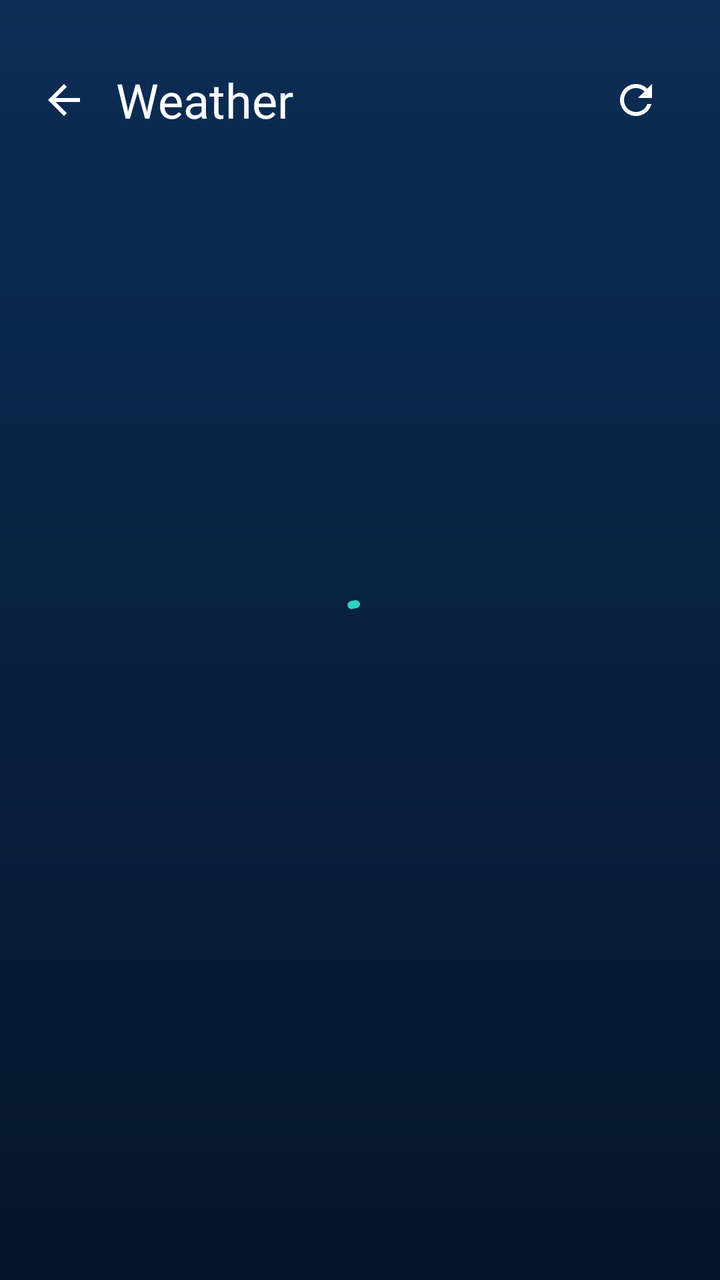
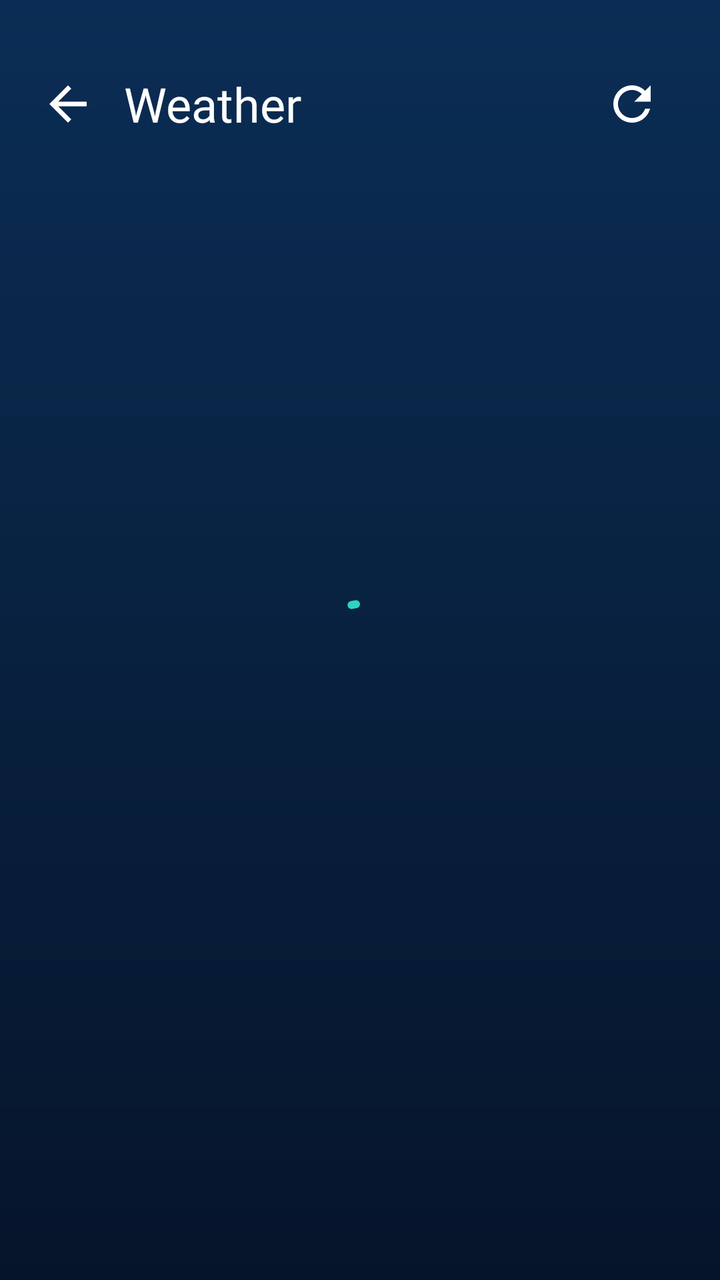

The first picture is an Android layout as it rendered before a commit; the second is the same layout after the commit. The layout source and the unified diff follow.
<!-- AndroidManifest.xml: application theme Theme.CampusPulse -->
<!-- res/layout/activity_weather.xml -->
<?xml version="1.0" encoding="utf-8"?>
<FrameLayout xmlns:android="http://schemas.android.com/apk/res/android"
    xmlns:app="http://schemas.android.com/apk/res-auto"
    android:layout_width="match_parent"
    android:layout_height="match_parent"
    android:background="@drawable/bg_dashboard">

    <ScrollView
        android:layout_width="match_parent"
        android:layout_height="match_parent"
        android:fillViewport="true">

        <LinearLayout
            android:layout_width="match_parent"
            android:layout_height="wrap_content"
            android:orientation="vertical"
            android:paddingStart="10dp"
            android:paddingTop="28dp"
            android:paddingEnd="20dp"
            android:paddingBottom="24dp">

            <LinearLayout
                android:layout_width="match_parent"
                android:layout_height="wrap_content"
                android:gravity="center_vertical"
                android:orientation="horizontal">

                <ImageView
                    android:id="@+id/btnBack"
                    android:layout_width="44dp"
                    android:layout_height="44dp"
                    android:background="?attr/selectableItemBackgroundBorderless"
                    android:contentDescription="Back"
                    android:padding="10dp"
                    android:src="@drawable/ic_back" />

                <TextView
                    android:layout_width="0dp"
                    android:layout_height="wrap_content"
                    android:layout_marginStart="4dp"
                    android:layout_weight="1"
                    android:fontFamily="@font/poppins_bold"
                    android:text="Weather"
                    android:textColor="#FFFFFF"
                    android:textSize="24sp" />

                <ImageView
                    android:id="@+id/btnRefresh"
                    android:layout_width="44dp"
                    android:layout_height="44dp"
                    android:background="?attr/selectableItemBackgroundBorderless"
                    android:contentDescription="Refresh weather"
                    android:padding="10dp"
                    android:src="@drawable/ic_refresh" />
            </LinearLayout>

            <LinearLayout
                android:id="@+id/content"
                android:layout_width="match_parent"
                android:layout_height="wrap_content"
                android:layout_marginStart="10dp"
                android:layout_marginTop="12dp"
                android:orientation="vertical"
                android:visibility="gone">

                <LinearLayout
                    android:layout_width="match_parent"
                    android:layout_height="wrap_content"
                    android:background="@drawable/bg_notice_card"
                    android:gravity="center_horizontal"
                    android:orientation="vertical"
                    android:padding="20dp">

                    <TextView
                        android:layout_width="wrap_content"
                        android:layout_height="wrap_content"
                        android:fontFamily="@font/poppins_regular"
                        android:text="KUET, Khulna"
                        android:textColor="#D6E4F5"
                        android:textSize="14sp" />

                    <TextView
                        android:id="@+id/tvEmoji"
                        android:layout_width="wrap_content"
                        android:layout_height="wrap_content"
                        android:layout_marginTop="6dp"
                        android:textSize="64sp" />

                    <TextView
                        android:id="@+id/tvTemp"
                        android:layout_width="wrap_content"
                        android:layout_height="wrap_content"
                        android:fontFamily="@font/poppins_bold"
                        android:textColor="#FFFFFF"
                        android:textSize="56sp" />

                    <TextView
                        android:id="@+id/tvDesc"
                        android:layout_width="wrap_content"
                        android:layout_height="wrap_content"
                        android:fontFamily="@font/poppins_bold"
                        android:textColor="#FFFFFF"
                        android:textSize="18sp" />

                    <TextView
                        android:id="@+id/tvFeels"
                        android:layout_width="wrap_content"
                        android:layout_height="wrap_content"
                        android:fontFamily="@font/poppins_regular"
                        android:textColor="#B8CCE6"
                        android:textSize="13sp" />
                </LinearLayout>

                <LinearLayout
                    android:layout_width="match_parent"
                    android:layout_height="wrap_content"
                    android:layout_marginTop="12dp"
                    android:orientation="horizontal">

                    <LinearLayout
                        android:layout_width="0dp"
                        android:layout_height="wrap_content"
                        android:layout_marginEnd="6dp"
                        android:layout_weight="1"
                        android:background="@drawable/bg_notice_item"
                        android:orientation="vertical"
                        android:padding="14dp">

                        <TextView
                            android:layout_width="wrap_content"
                            android:layout_height="wrap_content"
                            android:fontFamily="@font/poppins_regular"
                            android:text="Humidity"
                            android:textColor="#9DB2D1"
                            android:textSize="12sp" />

                        <TextView
                            android:id="@+id/tvHumidity"
                            android:layout_width="wrap_content"
                            android:layout_height="wrap_content"
                            android:fontFamily="@font/poppins_bold"
                            android:textColor="#FFFFFF"
                            android:textSize="22sp" />
                    </LinearLayout>

                    <LinearLayout
                        android:layout_width="0dp"
                        android:layout_height="wrap_content"
                        android:layout_marginStart="6dp"
                        android:layout_weight="1"
                        android:background="@drawable/bg_notice_item"
                        android:orientation="vertical"
                        android:padding="14dp">

                        <TextView
                            android:layout_width="wrap_content"
                            android:layout_height="wrap_content"
                            android:fontFamily="@font/poppins_regular"
                            android:text="Wind"
                            android:textColor="#9DB2D1"
                            android:textSize="12sp" />

                        <TextView
                            android:id="@+id/tvWind"
                            android:layout_width="wrap_content"
                            android:layout_height="wrap_content"
                            android:fontFamily="@font/poppins_bold"
                            android:textColor="#FFFFFF"
                            android:textSize="22sp" />
                    </LinearLayout>
                </LinearLayout>

                <TextView
                    android:layout_width="wrap_content"
                    android:layout_height="wrap_content"
                    android:layout_marginTop="22dp"
                    android:fontFamily="@font/poppins_bold"
                    android:text="Next days"
                    android:textColor="#FFFFFF"
                    android:textSize="17sp" />

                <LinearLayout
                    android:id="@+id/forecastList"
                    android:layout_width="match_parent"
                    android:layout_height="wrap_content"
                    android:layout_marginTop="8dp"
                    android:background="@drawable/bg_notice_item"
                    android:orientation="vertical"
                    android:paddingStart="16dp"
                    android:paddingEnd="16dp" />

                <TextView
                    android:id="@+id/tvStatus"
                    android:layout_width="match_parent"
                    android:layout_height="wrap_content"
                    android:layout_marginTop="16dp"
                    android:fontFamily="@font/poppins_regular"
                    android:textSize="12sp" />

                <TextView
                    android:id="@+id/tvApiInfo"
                    android:layout_width="match_parent"
                    android:layout_height="wrap_content"
                    android:layout_marginTop="2dp"
                    android:fontFamily="@font/poppins_regular"
                    android:textColor="#6F84A8"
                    android:textSize="11sp" />
            </LinearLayout>

            <LinearLayout
                android:id="@+id/errorGroup"
                android:layout_width="match_parent"
                android:layout_height="wrap_content"
                android:layout_marginTop="90dp"
                android:gravity="center_horizontal"
                android:orientation="vertical"
                android:visibility="gone">

                <TextView
                    android:layout_width="wrap_content"
                    android:layout_height="wrap_content"
                    android:text="📡"
                    android:textSize="48sp" />

                <TextView
                    android:id="@+id/tvErrorText"
                    android:layout_width="wrap_content"
                    android:layout_height="wrap_content"
                    android:layout_marginTop="10dp"
                    android:fontFamily="@font/poppins_regular"
                    android:gravity="center"
                    android:paddingStart="32dp"
                    android:paddingEnd="32dp"
                    android:textColor="#C3D2EA"
                    android:textSize="14sp" />

                <com.google.android.material.button.MaterialButton
                    android:id="@+id/btnRetry"
                    android:layout_width="wrap_content"
                    android:layout_height="52dp"
                    android:layout_marginTop="16dp"
                    android:fontFamily="@font/poppins_bold"
                    android:paddingStart="32dp"
                    android:paddingEnd="32dp"
                    android:text="Try again"
                    android:textAllCaps="false"
                    android:textColor="#06201E"
                    app:backgroundTint="#2DD4BF"
                    app:cornerRadius="26dp" />
            </LinearLayout>
        </LinearLayout>
    </ScrollView>

    <com.google.android.material.progressindicator.CircularProgressIndicator
        android:id="@+id/loading"
        android:layout_width="wrap_content"
        android:layout_height="wrap_content"
        android:layout_gravity="center"
        android:indeterminate="true"
        app:indicatorColor="#2DD4BF" />
</FrameLayout>
<!-- resources referenced by this layout -->
<resources>
  <!-- drawable bg_dashboard (drawable) -->
  <shape xmlns:android="http://schemas.android.com/apk/res/android">
      <gradient android:startColor="#0B2D55" android:centerColor="#08213F"
          android:endColor="#06142B" android:angle="270" />
  </shape>
  <!-- drawable bg_notice_card (drawable) -->
  <shape xmlns:android="http://schemas.android.com/apk/res/android">
      <gradient android:startColor="#CC12396B" android:endColor="#CC0C2548" android:angle="315" />
      <stroke android:width="1.5dp" android:color="#554A90E2" />
      <corners android:radius="20dp" />
  </shape>
  <!-- drawable bg_notice_item (drawable) -->
  <shape xmlns:android="http://schemas.android.com/apk/res/android">
      <solid android:color="#16FFFFFF" />
      <stroke android:width="1dp" android:color="#26FFFFFF" />
      <corners android:radius="18dp" />
  </shape>
  <!-- drawable ic_back (drawable) -->
  <vector xmlns:android="http://schemas.android.com/apk/res/android"
      android:width="24dp" android:height="24dp"
      android:viewportWidth="24" android:viewportHeight="24">
      <path android:fillColor="#FFFFFF"
          android:pathData="M20,11H7.83l5.59,-5.59L12,4l-8,8 8,8 1.41,-1.41L7.83,13H20v-2z"/>
  </vector>
  <!-- drawable ic_refresh (drawable) -->
  <vector xmlns:android="http://schemas.android.com/apk/res/android"
      android:width="24dp" android:height="24dp"
      android:viewportWidth="24" android:viewportHeight="24">
      <path android:fillColor="#FFFFFF"
          android:pathData="M17.65,6.35C16.2,4.9 14.21,4 12,4c-4.42,0 -7.99,3.58 -7.99,8s3.57,8 7.99,8c3.73,0 6.84,-2.55 7.73,-6h-2.08c-0.82,2.33 -3.04,4 -5.65,4 -3.31,0 -6,-2.69 -6,-6s2.69,-6 6,-6c1.66,0 3.14,0.69 4.22,1.78L13,11h7V4l-2.35,2.35z"/>
  </vector>
  <style name="Theme.CampusPulse" parent="Theme.Material3.DayNight.NoActionBar" />
</resources>

<!-- the commit's change to res/layout/activity_weather.xml (unified diff, before → after) -->
@@ -27,8 +27,8 @@
 
                 <ImageView
                     android:id="@+id/btnBack"
-                    android:layout_width="44dp"
-                    android:layout_height="44dp"
+                    android:layout_width="48dp"
+                    android:layout_height="48dp"
                     android:background="?attr/selectableItemBackgroundBorderless"
                     android:contentDescription="Back"
                     android:padding="10dp"
@@ -46,8 +46,8 @@
 
                 <ImageView
                     android:id="@+id/btnRefresh"
-                    android:layout_width="44dp"
-                    android:layout_height="44dp"
+                    android:layout_width="48dp"
+                    android:layout_height="48dp"
                     android:background="?attr/selectableItemBackgroundBorderless"
                     android:contentDescription="Refresh weather"
                     android:padding="10dp"
@@ -203,7 +203,7 @@
                     android:layout_height="wrap_content"
                     android:layout_marginTop="2dp"
                     android:fontFamily="@font/poppins_regular"
-                    android:textColor="#6F84A8"
+                    android:textColor="#8FA3C4"
                     android:textSize="11sp" />
             </LinearLayout>
 
